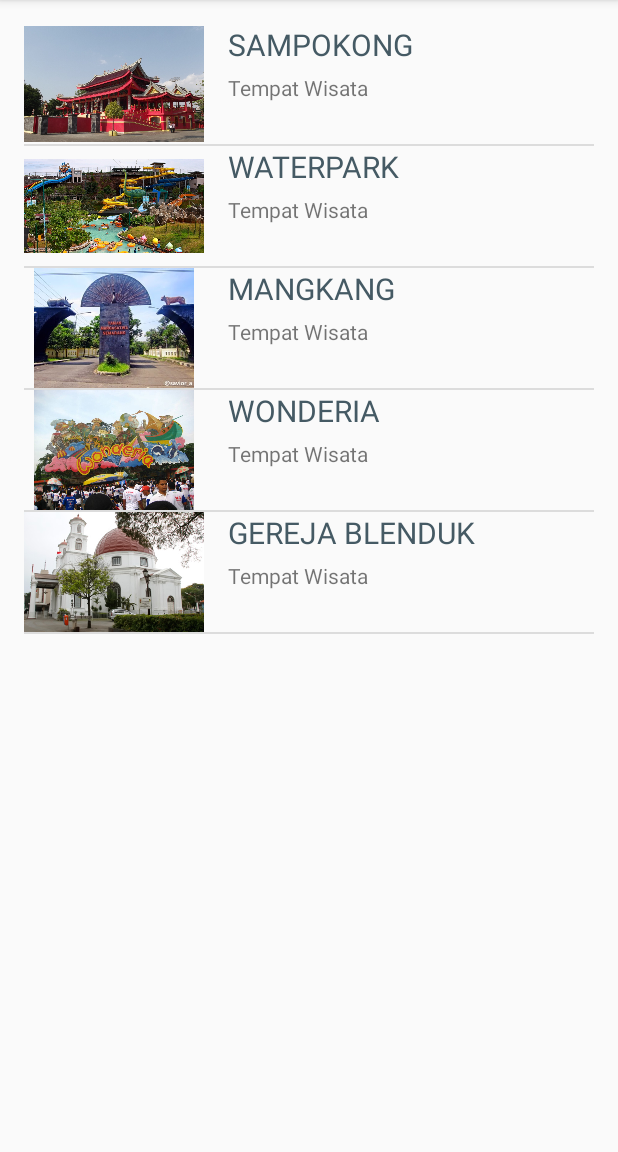
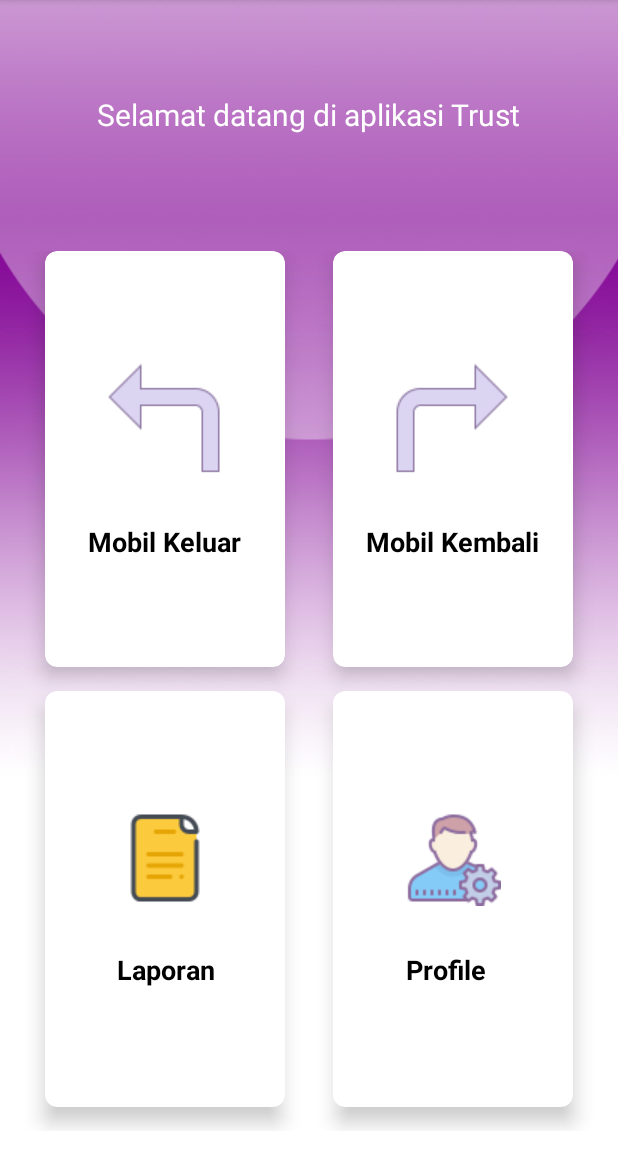
Before and after one commit to evalinanatalia/skripsi, an Android app: the MainActivity screen opened directly, with no data from a screen before it, on a phone screen of 412 x 824 dp, the part 84-1236 px from its top. Run offline under Robolectric (Android 15) with nearby library versions, the phone set to English and light mode, and no system bars.

Commit message:
clik mobil keluar

```diff
--- a/app/src/main/AndroidManifest.xml
+++ b/app/src/main/AndroidManifest.xml
@@ -18,9 +18,11 @@
                 <category android:name="android.intent.category.LAUNCHER" />
             </intent-filter>
         </activity>
+        <activity android:name=".MobilKeluarActivity">
+        </activity>
         <activity android:name=".MainActivity">
         </activity>
-        <activity android:name=".MobilKeluarActivity">
+        <activity android:name=".ProfileActivity">
         </activity>
     </application>
 
--- a/app/src/main/java/com/example/trusts/MainActivity.java
+++ b/app/src/main/java/com/example/trusts/MainActivity.java
@@ -1,51 +1,51 @@
 package com.example.trusts;
 
 import androidx.appcompat.app.AppCompatActivity;
+import androidx.cardview.widget.CardView;
 
+import android.content.Intent;
 import android.os.Bundle;
+import android.view.View;
 import android.widget.ListView;
-import android.widget.SimpleAdapter;
-
-import java.util.ArrayList;
-import java.util.HashMap;
 
 public class MainActivity extends AppCompatActivity {
-
+    CardView cv_keluar, cv_masuk, laporan, profile;
     @Override
     protected void onCreate(Bundle savedInstanceState) {
-        ListView listView;
-        SimpleAdapter adapter;
-        HashMap<String, String> map;
-        ArrayList<HashMap<String, String>> mylist;
-        String[] jdl; //deklarasi judul iem
-        String[] ktr; //deklarasi keterangan item
-        String[] img; //deklarasi image item
+        super.onCreate(savedInstanceState);
+        setContentView(R.layout.activity_main);
 
-        super.onCreate(savedInstanceState);
-        setContentView(R.layout.activity_mobil_keluar);
+        cv_keluar = (CardView)findViewById(R.id.cv_keluar);
+        cv_masuk = (CardView)findViewById(R.id.cv_masuk);
+        laporan = (CardView)findViewById(R.id.laporan);
+        profile = (CardView)findViewById(R.id.profile);
 
-        listView = (ListView)findViewById(R.id.list_view);
-        jdl = new String[] {
-                "Sampokong","Waterpark","Mangkang","Wonderia","Gereja Blenduk"
-        };
-        ktr = new String[]{
-                "Tempat Wisata","Tempat Wisata","Tempat Wisata","Tempat Wisata","Tempat Wisata","Tempat Wisata" //jumlahnya harus sama dengan jumlah judul
-        };
-        img = new String[]{
-                Integer.toString(R.drawable.sampokong),Integer.toString(R.drawable.waterpark),Integer.toString(R.drawable.mangkang),
-                Integer.toString(R.drawable.wonderia),Integer.toString(R.drawable.gerejablenduk)
-        };
-        mylist = new ArrayList<HashMap<String, String>>();
+        cv_keluar.setOnClickListener(new View.OnClickListener() {
+            @Override
+            public void onClick(View view) {
+                startActivity(new Intent(MainActivity.this, MobilKeluarActivity.class));
+            }
+        });
 
-        for (int i=0; i<jdl.length; i++){
-            map = new HashMap<String, String>();
-            map.put("judul", jdl[i]);
-            map.put("Keterangan", ktr[i]);
-            map.put("Gambar", img[i]);
-            mylist.add(map);
-        }
-        adapter = new SimpleAdapter(this, mylist, R.layout.item_list,
-                new String[]{"judul", "Keterangan", "Gambar"}, new int[]{R.id.txt_judul,(R.id.txt_keterangan),(R.id.img)});
-        listView.setAdapter(adapter);
+        cv_masuk.setOnClickListener(new View.OnClickListener() {
+            @Override
+            public void onClick(View view) {
+                startActivity(new Intent(MainActivity.this, MobilKeluarActivity.class));
+            }
+        });
+
+        laporan.setOnClickListener(new View.OnClickListener() {
+            @Override
+            public void onClick(View view) {
+                startActivity(new Intent(MainActivity.this, MobilKeluarActivity.class));
+            }
+        });
+
+        profile.setOnClickListener(new View.OnClickListener() {
+            @Override
+            public void onClick(View view) {
+                startActivity(new Intent(MainActivity.this, MobilKeluarActivity.class));
+            }
+        });
     }
 }
--- a/app/src/main/res/layout/activity_main.xml
+++ b/app/src/main/res/layout/activity_main.xml
@@ -42,6 +42,7 @@
 
 
         <androidx.cardview.widget.CardView
+            android:id="@+id/cv_keluar"
             android:layout_width="0dp"
             android:layout_height="0dp"
             android:layout_columnWeight="1"
@@ -82,6 +83,7 @@
         <!-- COLUMN 2  -->
 
         <androidx.cardview.widget.CardView
+            android:id="@+id/cv_masuk"
             android:layout_width="0dp"
             android:layout_height="0dp"
             android:layout_columnWeight="1"
@@ -125,6 +127,7 @@
         <!-- COLUMN 1  -->
 
         <androidx.cardview.widget.CardView
+            android:id="@+id/laporan"
             android:layout_width="0dp"
             android:layout_height="0dp"
             android:layout_columnWeight="1"
@@ -165,6 +168,7 @@
         <!-- COLUMN 2  -->
 
         <androidx.cardview.widget.CardView
+            android:id="@+id/profile"
             android:layout_width="0dp"
             android:layout_height="0dp"
             android:layout_columnWeight="1"
--- /dev/null
+++ b/app/src/main/res/layout/activity_profile.xml
@@ -0,0 +1,6 @@
+<?xml version="1.0" encoding="utf-8"?>
+<LinearLayout xmlns:android="http://schemas.android.com/apk/res/android"
+    android:orientation="vertical" android:layout_width="match_parent"
+    android:layout_height="match_parent">
+
+</LinearLayout>
```
Also changed, not shown: app/src/main/java/com/example/trusts/MobilKeluarActivity.java (+36 -0 lines), app/src/main/java/com/example/trusts/ProfileActivity.java (added, +14 -0 lines).
